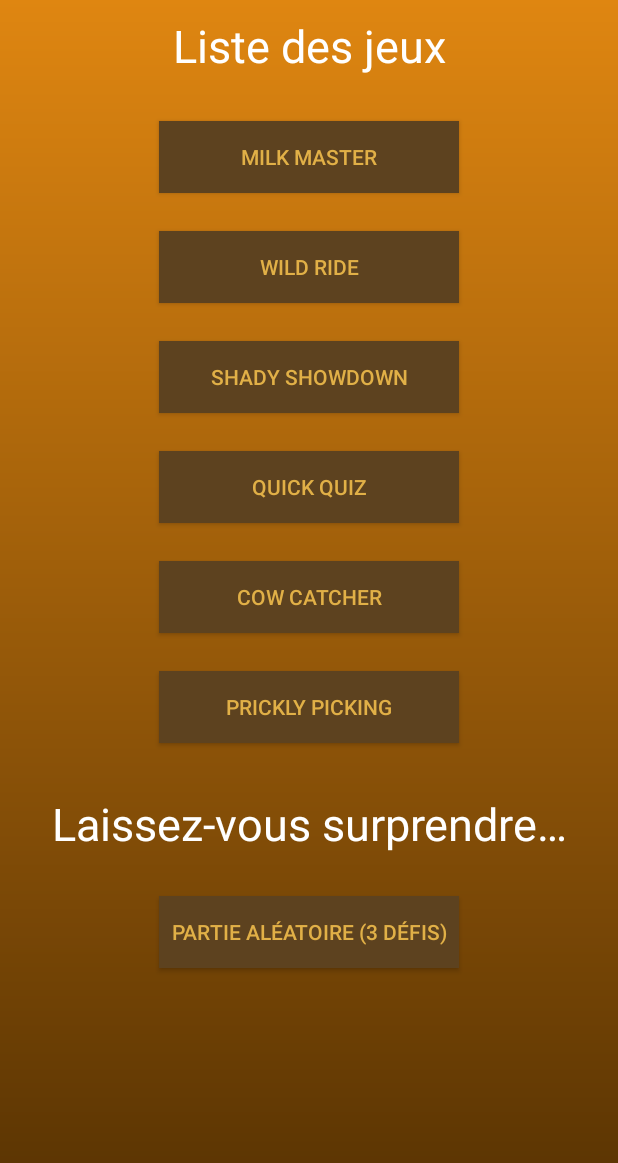
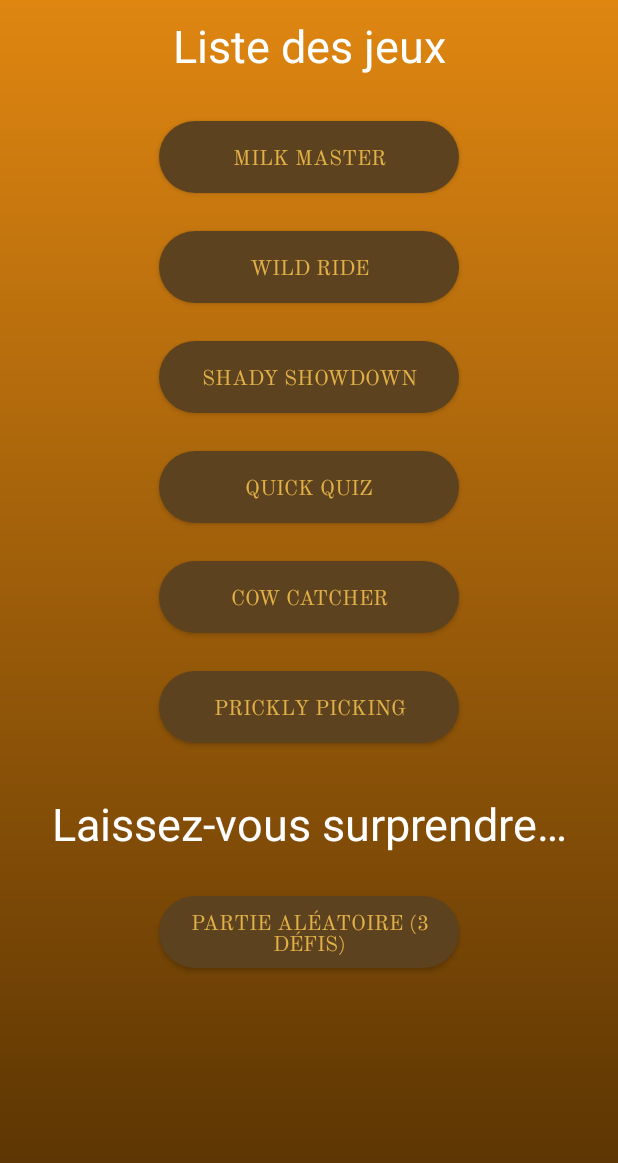
Before and after one commit to SterennLeHir/Buffalo_MoBill, an Android app built with Jetpack Compose: the GameList screen opened directly, with no data from a screen before it, on a phone screen of 412 x 824 dp. Shown: the top 1163 px of the screen. Run offline under Robolectric (Android 15) with nearby library versions, the phone set to English and light mode, and no system bars.

Commit message:
Some design

```diff
--- a/app/src/main/java/esir/progmob/buffalo_mobill/ShadyShowdown.kt
+++ b/app/src/main/java/esir/progmob/buffalo_mobill/ShadyShowdown.kt
@@ -94,7 +94,7 @@ class ShadyShowdown : ComponentActivity(), SensorEventListener {
                 alertDialog.show()
             } else {
                 val customAlertDialog =
-                    AlertDialogCustom(this, "BUT DU JEU", getString(R.string.RulesGame4), "JOUER") {
+                    AlertDialogCustom(this, "BUT DU JEU", getString(R.string.RulesGame3), "JOUER") {
                         isReady = true
                         Multiplayer.Exchange.dataExchangeServer.write("Ready")
                     }
--- /dev/null
+++ b/app/src/main/res/drawable/brown_button.xml
@@ -0,0 +1,5 @@
+<?xml version="1.0" encoding="utf-8"?>
+<shape xmlns:android="http://schemas.android.com/apk/res/android">
+    <corners  android:radius="30dp"/>
+    <solid android:color="@color/brown"/>
+</shape>
--- /dev/null
+++ b/app/src/main/res/drawable/orange_button.xml
@@ -0,0 +1,5 @@
+<?xml version="1.0" encoding="utf-8"?>
+<shape xmlns:android="http://schemas.android.com/apk/res/android">
+    <corners  android:radius="30dp"/>
+    <solid android:color="@color/orange"/>
+</shape>
--- a/app/src/main/res/layout/gamelist.xml
+++ b/app/src/main/res/layout/gamelist.xml
@@ -18,7 +18,7 @@
 
     <Button
         android:id="@+id/milk_master"
-        style="@style/bouton"
+        style="@style/brown_button"
         android:layout_height="wrap_content"
         android:gravity="center"
         android:text="@string/game1"
@@ -26,31 +26,31 @@
 
     <Button
         android:id="@+id/wild_ride"
-        style="@style/bouton"
+        style="@style/brown_button"
         android:layout_height="wrap_content"
         android:text="@string/game2" />
 
     <Button
         android:id="@+id/shady_showdown"
-        style="@style/bouton"
+        style="@style/brown_button"
         android:layout_height="wrap_content"
         android:text="@string/game3" />
 
     <Button
         android:id="@+id/quick_quiz"
-        style="@style/bouton"
+        style="@style/brown_button"
         android:layout_height="wrap_content"
         android:text="@string/game4" />
 
     <Button
         android:id="@+id/cow_catcher"
-        style="@style/bouton"
+        style="@style/brown_button"
         android:layout_height="wrap_content"
         android:text="@string/game5"/>
 
     <Button
         android:id="@+id/prickly_picking"
-        style="@style/bouton"
+        style="@style/brown_button"
         android:layout_height="wrap_content"
         android:text="@string/game6" />
 
@@ -66,7 +66,7 @@
 
     <Button
         android:id="@+id/random"
-        style="@style/bouton"
+        style="@style/brown_button"
         android:layout_height="wrap_content"
         android:text="@string/random_game"
         android:layout_marginTop="20dp"/>
--- a/app/src/main/res/layout/multiplayers.xml
+++ b/app/src/main/res/layout/multiplayers.xml
@@ -10,11 +10,13 @@
         android:id="@+id/server"
         android:layout_height="wrap_content"
         android:text="Créer une partie"
-        style="@style/bouton"/>
+        android:layout_marginTop="250dp"
+        android:layout_marginBottom="50dp"
+        style="@style/brown_button"/>
 
     <Button
         android:id="@+id/client"
         android:layout_height="wrap_content"
         android:text="Rejoindre une partie"
-        style="@style/bouton"/>
+        style="@style/brown_button"/>
 </LinearLayout>
--- a/app/src/main/res/layout/score_page_multi.xml
+++ b/app/src/main/res/layout/score_page_multi.xml
@@ -47,7 +47,6 @@
             android:layout_width="match_parent"
             android:layout_height="wrap_content"
             android:fontFamily="@font/old_standard_tt"
-            android:text="TextView"
             android:textSize="20sp" />
     </LinearLayout>
 
@@ -64,6 +63,6 @@
         android:id="@+id/next"
         android:layout_height="wrap_content"
         android:text="@string/next"
-        style="@style/bouton"/>
+        style="@style/brown_button"/>
 
 </LinearLayout>
--- a/app/src/main/res/layout/score_page_solo.xml
+++ b/app/src/main/res/layout/score_page_solo.xml
@@ -31,7 +31,7 @@
 
     <Button
         android:id="@+id/next"
-        style="@style/bouton"
+        style="@style/brown_button"
         android:layout_height="wrap_content"
         android:layout_marginTop="10dp"
         android:text="@string/next" />
--- a/app/src/main/res/values/styles.xml
+++ b/app/src/main/res/values/styles.xml
@@ -1,12 +1,20 @@
 <?xml version="1.0" encoding="utf-8"?>
 <resources xmlns:tools="http://schemas.android.com/tools">
-    <style name="bouton">
+    <style name="brown_button">
         <item name="android:textColor">@color/orange</item>
-        <item name="android:background">@color/brown</item>
+        <item name="android:background">@drawable/brown_button</item>
         <item name="android:font">@font/old_standard_tt</item>
-        <item name="android:buttonCornerRadius" tools:targetApi="p">20dp</item>
         <item name="android:layout_width">200dp</item>
         <item name="android:layout_marginBottom">25dp</item>
+        <item name="android:fontFamily">@font/old_standard_tt</item>
+    </style>
+    <style name="orange_button">
+        <item name="android:textColor">@color/white</item>
+        <item name="android:background">@drawable/orange_button</item>
+        <item name="android:font">@font/old_standard_tt</item>
+        <item name="android:layout_width">200dp</item>
+        <item name="android:layout_marginBottom">25dp</item>
+        <item name="android:fontFamily">@font/old_standard_tt</item>
     </style>
     <style name="background">
         <item name="android:background">@drawable/background</item>
```
Also changed, not shown: app/src/main/res/drawable/button.xml (deleted, +0 -10 lines), app/src/main/res/layout/alert_dialog.xml (+4 -9 lines), app/src/main/res/layout/home.xml (+6 -10 lines), app/src/main/res/layout/quick_quiz.xml (+6 -7 lines).
